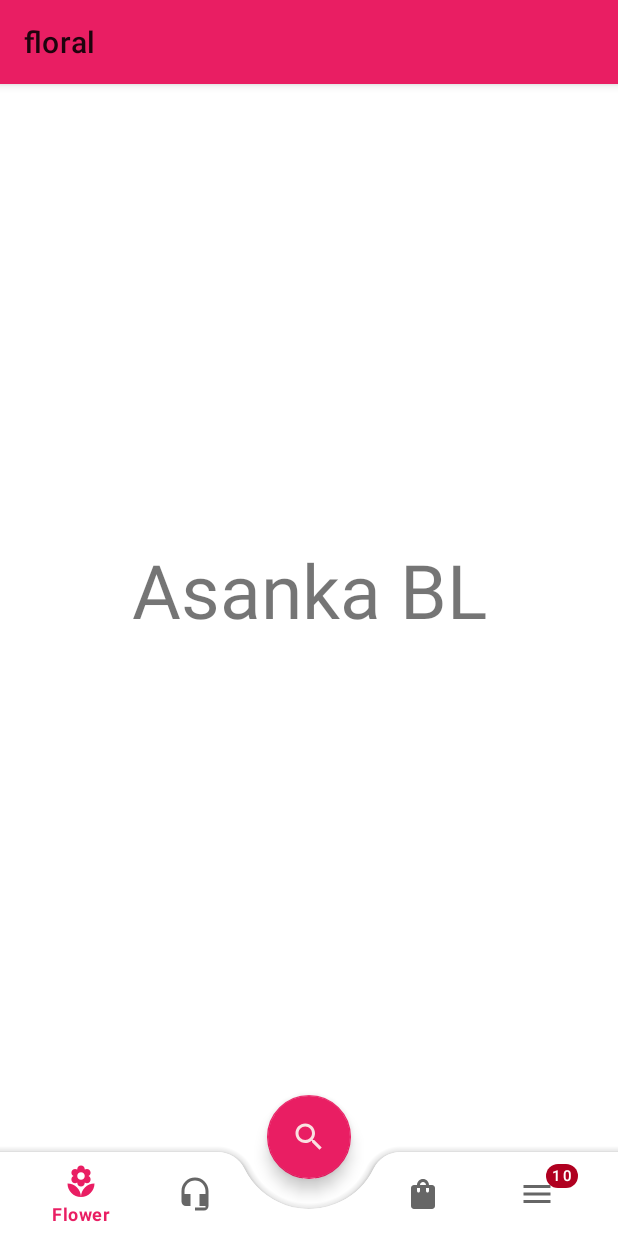
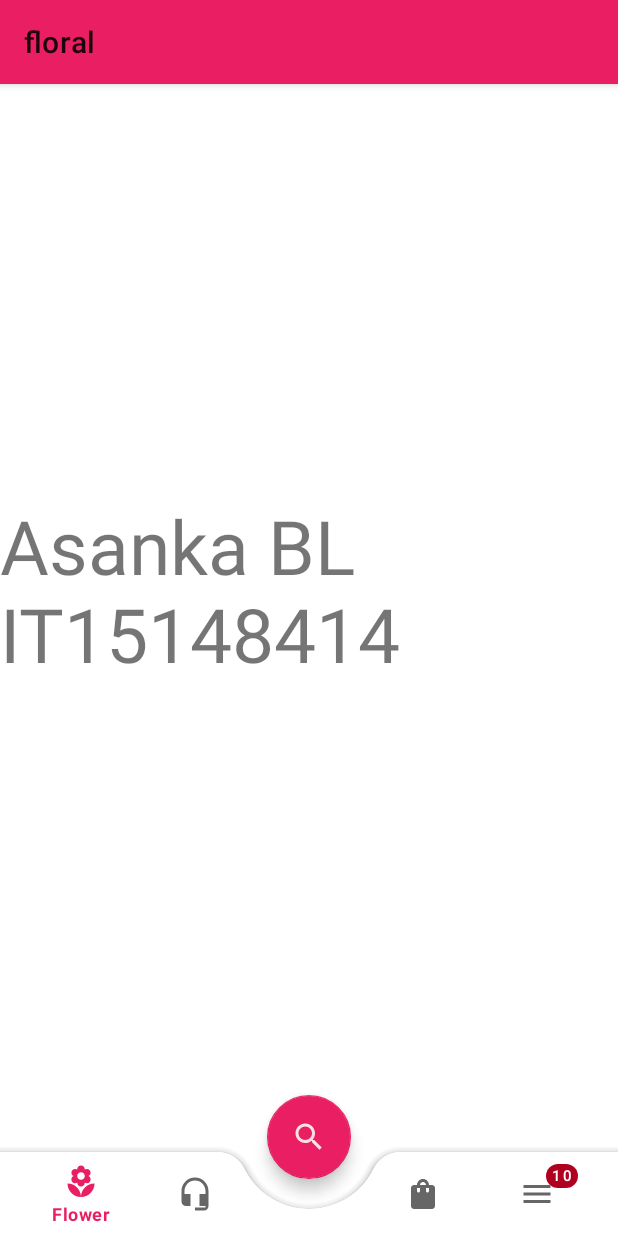
Before and after one commit to Blasanka/research-frontend, an Android app: the screen it shows after launch (MainActivity), on a phone screen of 412 x 824 dp. Run offline under Robolectric (Android 15) with nearby library versions, the phone set to English and light mode, and no system bars.

Commit message:
minner change

```diff
--- a/app/src/main/res/layout/fragment_flower.xml
+++ b/app/src/main/res/layout/fragment_flower.xml
@@ -10,7 +10,7 @@
         android:id="@+id/tvFragmentFlower"
         android:layout_width="wrap_content"
         android:layout_height="wrap_content"
-        android:text="Asanka BL"
+        android:text="Asanka BL IT15148414"
         android:textSize="50sp"
         app:layout_constraintBottom_toBottomOf="parent"
         app:layout_constraintEnd_toEndOf="parent"
```
